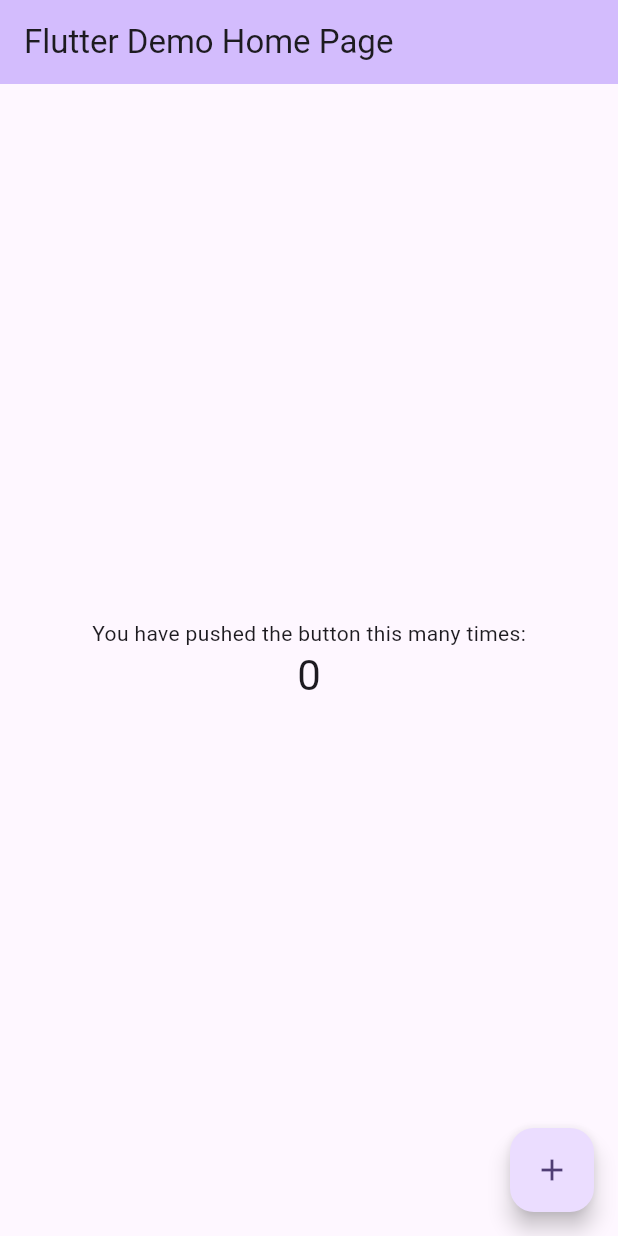
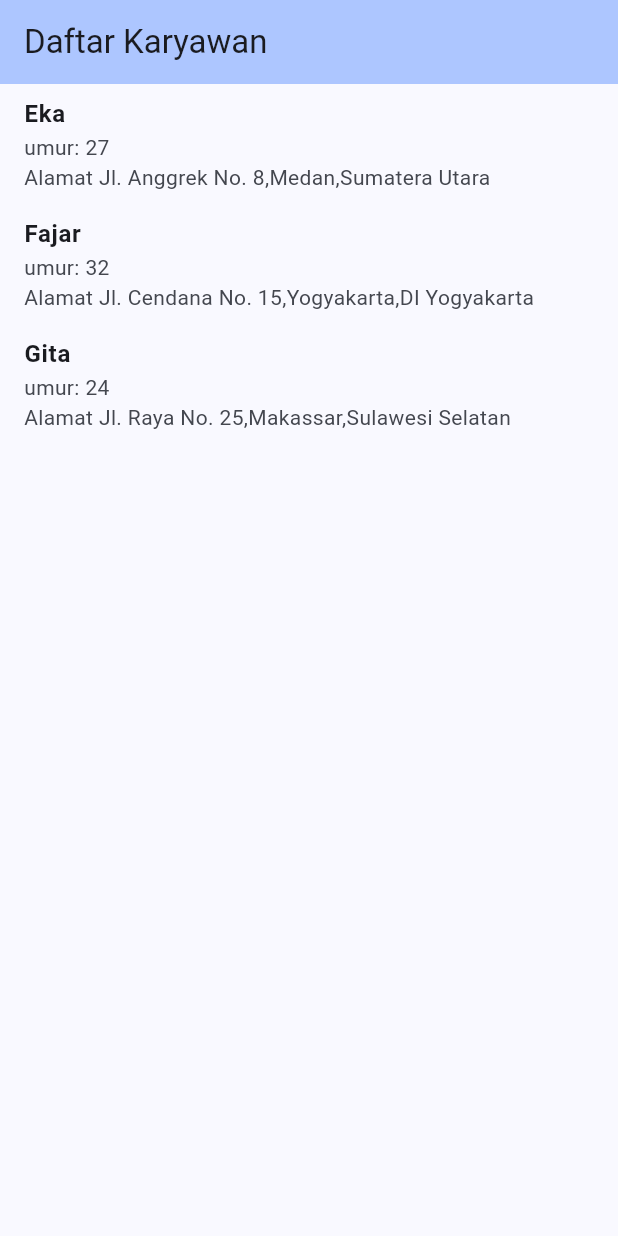
Before and after one commit to Mobile-Programming-MDP/project-latihan-pab2-V10cio, a Flutter app: the screen it shows after launch, on a phone screen of 412 x 824 dp. Run offline on Flutter 3.47's test engine with Material 3 defaults, Android fonts, the phone set to English and light mode, and no system bars.

Commit message:
p2 data json

```diff
--- /dev/null
+++ b/daftar_karyawan/assets/karyawan.json
@@ -0,0 +1,32 @@
+[
+  {
+    "nama": "Eka",
+    "umur": 27,
+    "alamat": {
+      "jalan": "Jl. Anggrek No. 8",
+      "kota": "Medan",
+      "provinsi": "Sumatera Utara"
+    },
+    "hobi": ["Bermain gitar", "Fotografi"]
+  },
+  {
+    "nama": "Fajar",
+    "umur": 32,
+    "alamat": {
+      "jalan": "Jl. Cendana No. 15",
+      "kota": "Yogyakarta",
+      "provinsi": "DI Yogyakarta"
+    },
+    "hobi": ["Panjat tebing", "Berkebun"]
+  },
+  {
+    "nama": "Gita",
+    "umur": 24,
+    "alamat": {
+      "jalan": "Jl. Raya No. 25",
+      "kota": "Makassar",
+      "provinsi": "Sulawesi Selatan"
+    },
+    "hobi": ["Menyanyi", "Yoga"]
+  }
+]
--- a/daftar_karyawan/lib/main.dart
+++ b/daftar_karyawan/lib/main.dart
@@ -1,4 +1,8 @@
+import 'dart:convert';
+
+import 'package:daftar_karyawan/models/karyawan.dart';
 import 'package:flutter/material.dart';
+import 'package:flutter/services.dart';
 
 void main() {
   runApp(const MyApp());
@@ -7,119 +11,67 @@ void main() {
 class MyApp extends StatelessWidget {
   const MyApp({super.key});
 
-  // This widget is the root of your application.
   @override
   Widget build(BuildContext context) {
     return MaterialApp(
-      title: 'Flutter Demo',
+      debugShowCheckedModeBanner: false,
       theme: ThemeData(
-        // This is the theme of your application.
-        //
-        // TRY THIS: Try running your application with "flutter run". You'll see
-        // the application has a purple toolbar. Then, without quitting the app,
-        // try changing the seedColor in the colorScheme below to Colors.green
-        // and then invoke "hot reload" (save your changes or press the "hot
-        // reload" button in a Flutter-supported IDE, or press "r" if you used
-        // the command line to start the app).
-        //
-        // Notice that the counter didn't reset back to zero; the application
-        // state is not lost during the reload. To reset the state, use hot
-        // restart instead.
-        //
-        // This works for code too, not just values: Most code changes can be
-        // tested with just a hot reload.
-        colorScheme: ColorScheme.fromSeed(seedColor: Colors.deepPurple),
+        colorScheme: ColorScheme.fromSeed(seedColor: Colors.blueAccent),
         useMaterial3: true,
       ),
-      home: const MyHomePage(title: 'Flutter Demo Home Page'),
+      home: const MyHomePage(),
     );
   }
 }
 
-class MyHomePage extends StatefulWidget {
-  const MyHomePage({super.key, required this.title});
-
-  // This widget is the home page of your application. It is stateful, meaning
-  // that it has a State object (defined below) that contains fields that affect
-  // how it looks.
-
-  // This class is the configuration for the state. It holds the values (in this
-  // case the title) provided by the parent (in this case the App widget) and
-  // used by the build method of the State. Fields in a Widget subclass are
-  // always marked "final".
-
-  final String title;
-
-  @override
-  State<MyHomePage> createState() => _MyHomePageState();
-}
-
-class _MyHomePageState extends State<MyHomePage> {
-  int _counter = 0;
-
-  void _incrementCounter() {
-    setState(() {
-      // This call to setState tells the Flutter framework that something has
-      // changed in this State, which causes it to rerun the build method below
-      // so that the display can reflect the updated values. If we changed
-      // _counter without calling setState(), then the build method would not be
-      // called again, and so nothing would appear to happen.
-      _counter++;
-    });
+class MyHomePage extends StatelessWidget {
+  const MyHomePage({super.key});
+  Future<List<Karyawan>> _readJsonData() async {
+    final String response = await rootBundle.loadString('assets/karyawan.json');
+    final List<dynamic> data = json.decode(response);
+    return data.map((json) => Karyawan.fromJson(json)).toList();
   }
 
   @override
   Widget build(BuildContext context) {
-    // This method is rerun every time setState is called, for instance as done
-    // by the _incrementCounter method above.
-    //
-    // The Flutter framework has been optimized to make rerunning build methods
-    // fast, so that you can just rebuild anything that needs updating rather
-    // than having to individually change instances of widgets.
     return Scaffold(
       appBar: AppBar(
-        // TRY THIS: Try changing the color here to a specific color (to
-        // Colors.amber, perhaps?) and trigger a hot reload to see the AppBar
-        // change color while the other colors stay the same.
         backgroundColor: Theme.of(context).colorScheme.inversePrimary,
-        // Here we take the value from the MyHomePage object that was created by
-        // the App.build method, and use it to set our appbar title.
-        title: Text(widget.title),
+        title: const Text('Daftar Karyawan'),
       ),
-      body: Center(
-        // Center is a layout widget. It takes a single child and positions it
-        // in the middle of the parent.
-        child: Column(
-          // Column is also a layout widget. It takes a list of children and
-          // arranges them vertically. By default, it sizes itself to fit its
-          // children horizontally, and tries to be as tall as its parent.
-          //
-          // Column has various properties to control how it sizes itself and
-          // how it positions its children. Here we use mainAxisAlignment to
-          // center the children vertically; the main axis here is the vertical
-          // axis because Columns are vertical (the cross axis would be
-          // horizontal).
-          //
-          // TRY THIS: Invoke "debug painting" (choose the "Toggle Debug Paint"
-          // action in the IDE, or press "p" in the console), to see the
-          // wireframe for each widget.
-          mainAxisAlignment: MainAxisAlignment.center,
-          children: <Widget>[
-            const Text(
-              'You have pushed the button this many times:',
-            ),
-            Text(
-              '$_counter',
-              style: Theme.of(context).textTheme.headlineMedium,
-            ),
-          ],
-        ),
-      ),
-      floatingActionButton: FloatingActionButton(
-        onPressed: _incrementCounter,
-        tooltip: 'Increment',
-        child: const Icon(Icons.add),
-      ), // This trailing comma makes auto-formatting nicer for build methods.
+      body: FutureBuilder(
+          future: _readJsonData(),
+          builder: (context, snapshot) {
+            if (snapshot.hasData) {
+              return ListView.builder(
+                itemCount: snapshot.data!.length,
+                itemBuilder: (context, index) {
+                  return ListTile(
+                    title: Text(
+                      snapshot.data![index].nama,
+                      style: const TextStyle(fontWeight: FontWeight.bold),
+                    ),
+                    subtitle: Column(
+                      crossAxisAlignment: CrossAxisAlignment.start,
+                      children: [
+                        Text('umur: ${snapshot.data![index].umur}'),
+                        Text('Alamat ${snapshot.data![index].alamat.jalan},'
+                            '${snapshot.data![index].alamat.kota},'
+                            '${snapshot.data![index].alamat.provinsi}')
+                      ],
+                    ),
+                  );
+                },
+              );
+            } else if (snapshot.hasError) {
+              return Center(
+                child: Text('${snapshot.error}'),
+              );
+            }
+            return const Center(
+              child: CircularProgressIndicator(),
+            );
+          }),
     );
   }
 }
--- /dev/null
+++ b/daftar_karyawan/lib/models/karyawan.dart
@@ -0,0 +1,38 @@
+import 'package:flutter/material.dart';
+
+class Karyawan {
+  final String nama;
+  final int umur;
+  final Alamat alamat;
+  final List<String> hobi;
+
+  Karyawan({
+    required this.nama,
+    required this.umur,
+    required this.alamat,
+    required this.hobi,
+  });
+
+  factory Karyawan.fromJson(Map<String, dynamic> json) {
+    return Karyawan(
+      nama: json['nama'],
+      umur: json['umur'],
+      alamat: Alamat.fromJson(json['alamat']),
+      hobi: List<String>.from(json["hobi"]),
+    );
+  }
+}
+
+class Alamat {
+  final String jalan;
+  final String kota;
+  final String provinsi;
+
+  Alamat({required this.jalan, required this.kota, required this.provinsi});
+
+  factory Alamat.fromJson(Map<String, dynamic> json) {
+    ;
+    return Alamat(
+        jalan: json['jalan'], kota: json['kota'], provinsi: json['provinsi']);
+  }
+}
--- a/daftar_karyawan/pubspec.yaml
+++ b/daftar_karyawan/pubspec.yaml
@@ -59,8 +59,8 @@ flutter:
   uses-material-design: true
 
   # To add assets to your application, add an assets section, like this:
-  # assets:
-  #   - images/a_dot_burr.jpeg
+  assets:
+    - assets/karyawan.json
   #   - images/a_dot_ham.jpeg
 
   # An image asset can refer to one or more resolution-specific "variants", see
```
